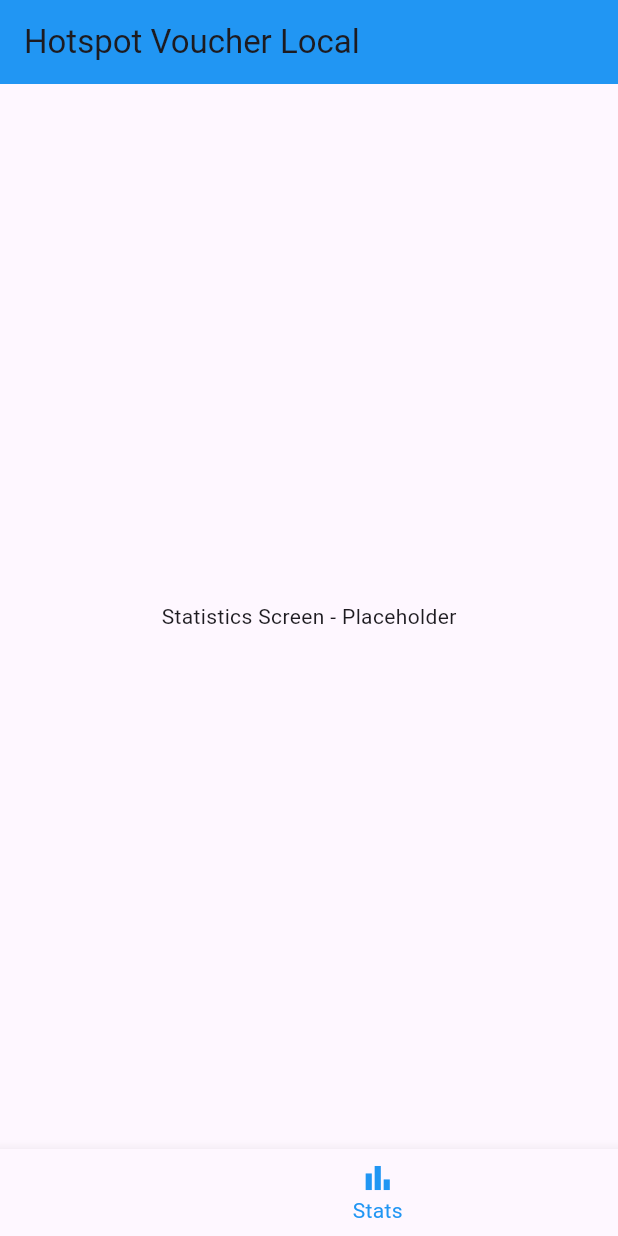
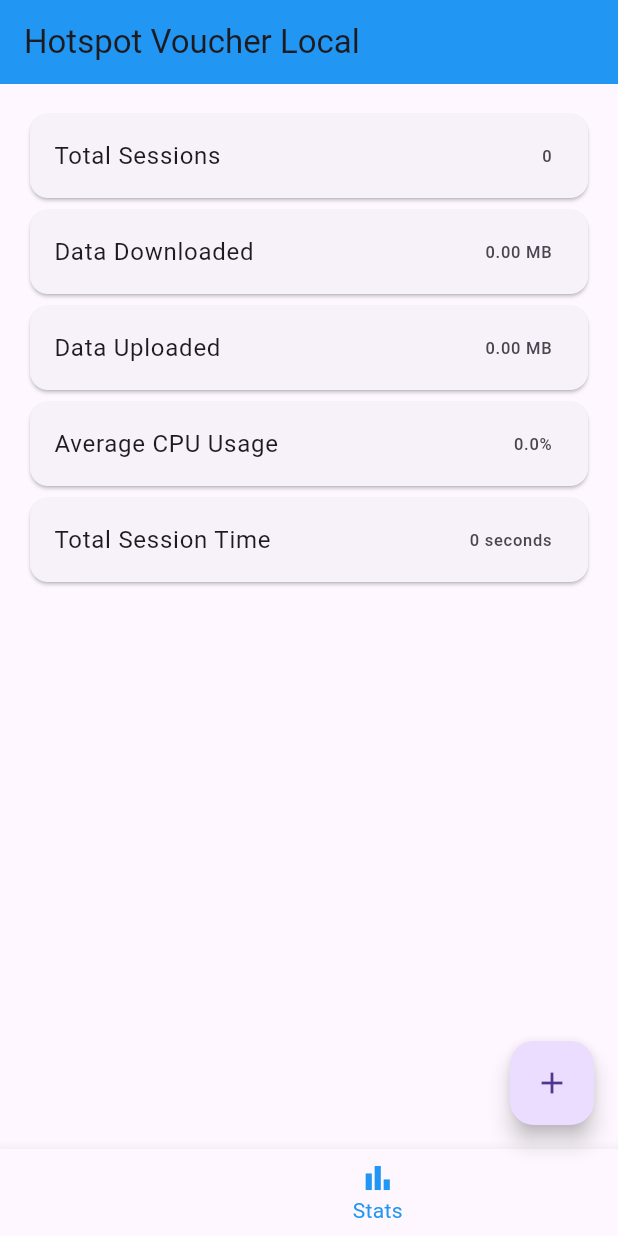
Before and after one commit to Nassaralshabi/Hotspot-voucher-, a Flutter app: the screen it shows after launch, item 3 of the bottom bar chosen, on a phone screen of 412 x 824 dp. Run offline on Flutter 3.47's test engine with Material 3 defaults, Android fonts, the phone set to English and light mode, and no system bars; our stand-ins replace firebase_core, flutter_map, font_awesome_flutter, latlong2, sqflite; accounts and stored records are empty.

Commit message:
Add local database with sqflite for session storage
- Created DatabaseHelper class for sqflite operations
- Added Session model with CRUD operations
- Updated HomeScreen to display data from local database
- Added sample session creation functionality
- Implemented statistics calculation from database
- Enhanced UI to show recent sessions and real-time stats

Co-authored-by: Capy <capy@capy.ai>

```diff
--- /dev/null
+++ b/flutter_local_project/lib/database/database_helper.dart
@@ -0,0 +1,87 @@
+import 'package:sqflite/sqflite.dart';
+import 'package:path/path.dart';
+import '../models/session.dart';
+
+class DatabaseHelper {
+  static final DatabaseHelper _instance = DatabaseHelper._internal();
+  static Database? _database;
+
+  factory DatabaseHelper() => _instance;
+
+  DatabaseHelper._internal();
+
+  Future<Database> get database async {
+    if (_database != null) return _database!;
+    _database = await _initDatabase();
+    return _database!;
+  }
+
+  Future<Database> _initDatabase() async {
+    String path = join(await getDatabasesPath(), 'hotspot_voucher.db');
+    return await openDatabase(
+      path,
+      version: 1,
+      onCreate: _onCreate,
+    );
+  }
+
+  Future<void> _onCreate(Database db, int version) async {
+    await db.execute('''
+      CREATE TABLE sessions(
+        id INTEGER PRIMARY KEY AUTOINCREMENT,
+        userName TEXT,
+        downloadData REAL,
+        uploadData REAL,
+        sessionTime INTEGER,
+        cpuLoad REAL,
+        date TEXT
+      )
+    ''');
+  }
+
+  Future<int> insertSession(Session session) async {
+    Database db = await database;
+    return await db.insert('sessions', session.toMap());
+  }
+
+  Future<List<Session>> getSessions() async {
+    Database db = await database;
+    List<Map<String, dynamic>> maps = await db.query('sessions');
+    return List.generate(maps.length, (i) {
+      return Session.fromMap(maps[i]);
+    });
+  }
+
+  Future<int> updateSession(Session session) async {
+    Database db = await database;
+    return await db.update(
+      'sessions',
+      session.toMap(),
+      where: 'id = ?',
+      whereArgs: [session.id],
+    );
+  }
+
+  Future<int> deleteSession(int id) async {
+    Database db = await database;
+    return await db.delete(
+      'sessions',
+      where: 'id = ?',
+      whereArgs: [id],
+    );
+  }
+
+  Future<Map<String, dynamic>> getStatistics() async {
+    Database db = await database;
+    List<Map<String, dynamic>> result = await db.rawQuery('''
+      SELECT
+        COUNT(*) as totalSessions,
+        SUM(downloadData) as totalDownload,
+        SUM(uploadData) as totalUpload,
+        AVG(cpuLoad) as avgCpuLoad,
+        SUM(sessionTime) as totalTime
+      FROM sessions
+    ''');
+    return result.isNotEmpty ? result.first : {};
+  }
+}
--- a/flutter_local_project/lib/main.dart
+++ b/flutter_local_project/lib/main.dart
@@ -1,4 +1,6 @@
 import 'package:flutter/material.dart';
+import 'package:sqflite/sqflite.dart';
+import 'package:path/path.dart';
 import 'screens/home_screen.dart';
 import 'screens/map_screen.dart';
 import 'screens/stats_screen.dart';
--- /dev/null
+++ b/flutter_local_project/lib/models/session.dart
@@ -0,0 +1,43 @@
+class Session {
+  int? id;
+  String userName;
+  double downloadData; // in MB
+  double uploadData; // in MB
+  int sessionTime; // in seconds
+  double cpuLoad; // percentage
+  String date;
+
+  Session({
+    this.id,
+    required this.userName,
+    required this.downloadData,
+    required this.uploadData,
+    required this.sessionTime,
+    required this.cpuLoad,
+    required this.date,
+  });
+
+  Map<String, dynamic> toMap() {
+    return {
+      'id': id,
+      'userName': userName,
+      'downloadData': downloadData,
+      'uploadData': uploadData,
+      'sessionTime': sessionTime,
+      'cpuLoad': cpuLoad,
+      'date': date,
+    };
+  }
+
+  factory Session.fromMap(Map<String, dynamic> map) {
+    return Session(
+      id: map['id'],
+      userName: map['userName'],
+      downloadData: map['downloadData'],
+      uploadData: map['uploadData'],
+      sessionTime: map['sessionTime'],
+      cpuLoad: map['cpuLoad'],
+      date: map['date'],
+    );
+  }
+}
--- a/flutter_local_project/lib/screens/home_screen.dart
+++ b/flutter_local_project/lib/screens/home_screen.dart
@@ -1,5 +1,7 @@
 import 'package:flutter/material.dart';
 import 'package:font_awesome_flutter/font_awesome_flutter.dart';
+import '../database/database_helper.dart';
+import '../models/session.dart';
 
 class HomeScreen extends StatefulWidget {
   const HomeScreen({super.key});
@@ -10,13 +12,32 @@ class HomeScreen extends StatefulWidget {
 
 class _HomeScreenState extends State<HomeScreen> {
   int _selectedIndex = 0;
+  List<Session> _sessions = [];
+  Map<String, dynamic> _stats = {};
 
-  static const List<Widget> _widgetOptions = <Widget>[
-    HomeContent(),
-    MapContent(),
-    StatsContent(),
-    SettingsContent(),
-  ];
+  @override
+  void initState() {
+    super.initState();
+    _loadData();
+  }
+
+  Future<void> _loadData() async {
+    List<Session> sessions = await DatabaseHelper().getSessions();
+    Map<String, dynamic> stats = await DatabaseHelper().getStatistics();
+    setState(() {
+      _sessions = sessions;
+      _stats = stats;
+    });
+  }
+
+  static List<Widget> getWidgetOptions(List<Session> sessions, Map<String, dynamic> stats) {
+    return <Widget>[
+      HomeContent(sessions: sessions, stats: stats),
+      const MapContent(),
+      StatsContent(stats: stats),
+      const SettingsContent(),
+    ];
+  }
 
   void _onItemTapped(int index) {
     setState(() {
@@ -31,7 +52,7 @@ class _HomeScreenState extends State<HomeScreen> {
         title: const Text('Hotspot Voucher Local'),
         backgroundColor: Colors.blue,
       ),
-      body: _widgetOptions.elementAt(_selectedIndex),
+      body: getWidgetOptions(_sessions, _stats).elementAt(_selectedIndex),
       bottomNavigationBar: BottomNavigationBar(
         items: const <BottomNavigationBarItem>[
           BottomNavigationBarItem(
@@ -55,12 +76,32 @@ class _HomeScreenState extends State<HomeScreen> {
         selectedItemColor: Colors.blue,
         onTap: _onItemTapped,
       ),
+      floatingActionButton: FloatingActionButton(
+        onPressed: _addSampleSession,
+        child: const Icon(Icons.add),
+      ),
     );
+  }
+
+  Future<void> _addSampleSession() async {
+    Session newSession = Session(
+      userName: 'User${DateTime.now().millisecondsSinceEpoch}',
+      downloadData: 50.0,
+      uploadData: 20.0,
+      sessionTime: 3600,
+      cpuLoad: 45.0,
+      date: DateTime.now().toIso8601String(),
+    );
+    await DatabaseHelper().insertSession(newSession);
+    _loadData();
   }
 }
 
 class HomeContent extends StatelessWidget {
-  const HomeContent({super.key});
+  final List<Session> sessions;
+  final Map<String, dynamic> stats;
+
+  const HomeContent({super.key, required this.sessions, required this.stats});
 
   @override
   Widget build(BuildContext context) {
@@ -83,7 +124,7 @@ class HomeContent extends StatelessWidget {
                     mainAxisAlignment: MainAxisAlignment.spaceBetween,
                     children: [
                       const Text('Active Sessions'),
-                      Text('5', style: TextStyle(fontSize: 18, color: Colors.blue)),
+                      Text('${sessions.length}', style: const TextStyle(fontSize: 18, color: Colors.blue)),
                     ],
                   ),
                   const SizedBox(height: 10),
@@ -91,11 +132,36 @@ class HomeContent extends StatelessWidget {
                     mainAxisAlignment: MainAxisAlignment.spaceBetween,
                     children: [
                       const Text('Total Data Usage'),
-                      Text('2.5 GB', style: TextStyle(fontSize: 18, color: Colors.green)),
+                      Text('${(stats['totalDownload'] ?? 0).toStringAsFixed(2)} MB', style: const TextStyle(fontSize: 18, color: Colors.green)),
+                    ],
+                  ),
+                  const SizedBox(height: 10),
+                  Row(
+                    mainAxisAlignment: MainAxisAlignment.spaceBetween,
+                    children: [
+                      const Text('Average CPU Load'),
+                      Text('${(stats['avgCpuLoad'] ?? 0).toStringAsFixed(1)}%', style: const TextStyle(fontSize: 18, color: Colors.orange)),
                     ],
                   ),
                 ],
               ),
+            ),
+          ),
+          const SizedBox(height: 20),
+          const Text('Recent Sessions', style: TextStyle(fontSize: 18, fontWeight: FontWeight.bold)),
+          Expanded(
+            child: ListView.builder(
+              itemCount: sessions.length,
+              itemBuilder: (context, index) {
+                Session session = sessions[index];
+                return Card(
+                  child: ListTile(
+                    title: Text(session.userName),
+                    subtitle: Text('Download: ${session.downloadData} MB, Time: ${session.sessionTime}s'),
+                    trailing: Text(session.date.substring(0, 10)),
+                  ),
+                );
+              },
             ),
           ),
         ],
@@ -116,12 +182,48 @@ class MapContent extends StatelessWidget {
 }
 
 class StatsContent extends StatelessWidget {
-  const StatsContent({super.key});
+  final Map<String, dynamic> stats;
+
+  const StatsContent({super.key, required this.stats});
 
   @override
   Widget build(BuildContext context) {
-    return const Center(
-      child: Text('Statistics Screen - Placeholder'),
+    return Padding(
+      padding: const EdgeInsets.all(16.0),
+      child: Column(
+        children: [
+          Card(
+            child: ListTile(
+              title: const Text('Total Sessions'),
+              trailing: Text('${stats['totalSessions'] ?? 0}'),
+            ),
+          ),
+          Card(
+            child: ListTile(
+              title: const Text('Data Downloaded'),
+              trailing: Text('${(stats['totalDownload'] ?? 0).toStringAsFixed(2)} MB'),
+            ),
+          ),
+          Card(
+            child: ListTile(
+              title: const Text('Data Uploaded'),
+              trailing: Text('${(stats['totalUpload'] ?? 0).toStringAsFixed(2)} MB'),
+            ),
+          ),
+          Card(
+            child: ListTile(
+              title: const Text('Average CPU Usage'),
+              trailing: Text('${(stats['avgCpuLoad'] ?? 0).toStringAsFixed(1)}%'),
+            ),
+          ),
+          Card(
+            child: ListTile(
+              title: const Text('Total Session Time'),
+              trailing: Text('${stats['totalTime'] ?? 0} seconds'),
+            ),
+          ),
+        ],
+      ),
     );
   }
 }
```
